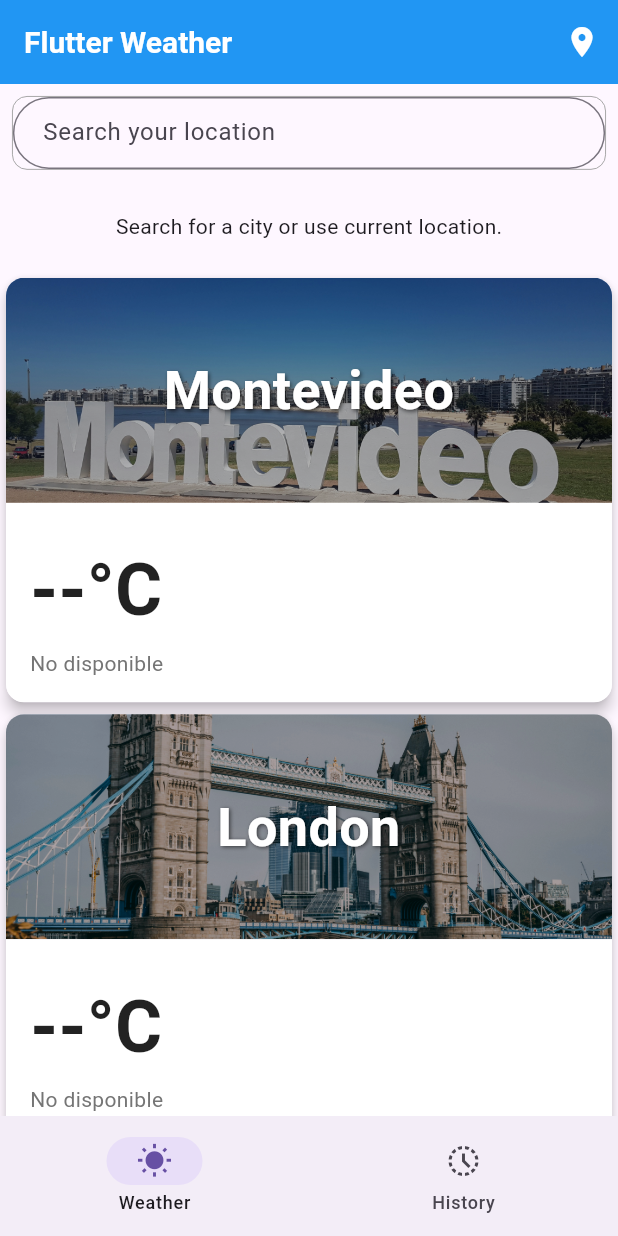
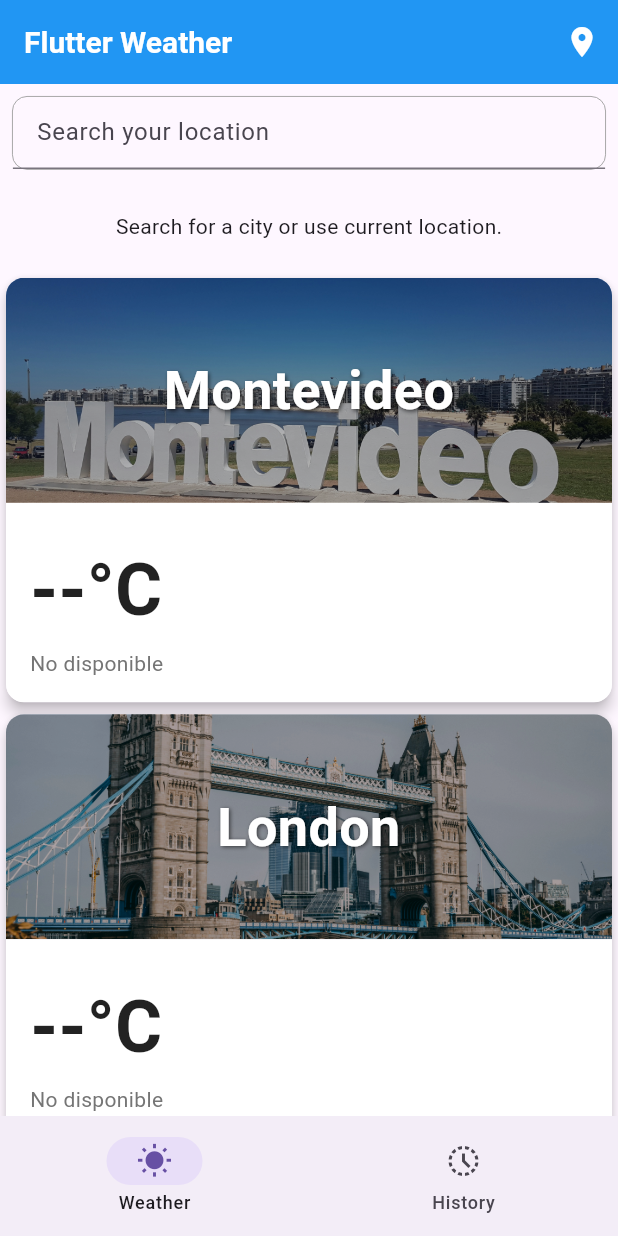
Before and after one commit to laroca1994/weather_app, a Flutter app: the screen it shows after launch, on a phone screen of 412 x 824 dp. Run offline on Flutter 3.47's test engine with Material 3 defaults, Android fonts, the phone set to English and light mode, and no system bars; drawn by our look-alikes of google_places_flutter; our stand-ins replace dio, drift, flutter_dotenv, flutter_riverpod, fpdart, freezed_annotation and 4 more; accounts and stored records are empty; generated files the repository leaves out were written again; network calls fail.

Commit message:
style(weather): make inputDecoration const and adjust padding

```diff
--- a/lib/feature/weather/presentation/widgets/search_bar_widget.dart
+++ b/lib/feature/weather/presentation/widgets/search_bar_widget.dart
@@ -14,10 +14,10 @@ class GooglePlacesSearchBar extends StatelessWidget {
         textEditingController:
             TextEditingController(), // You might want to manage this
         googleAPIKey: ApiKeys.googlePlacesApiKey,
-        inputDecoration: InputDecoration(
+        inputDecoration: const InputDecoration(
           hintText: 'Search your location',
-          border: OutlineInputBorder(borderRadius: BorderRadius.circular(25.0)),
-          contentPadding: const EdgeInsets.symmetric(horizontal: 16.0),
+          // border: OutlineInputBorder(borderRadius: BorderRadius.circular(25.0)),
+          contentPadding: EdgeInsets.symmetric(horizontal: 16.0),
         ),
         debounceTime: 400,
         getPlaceDetailWithLatLng: (prediction) {
```
